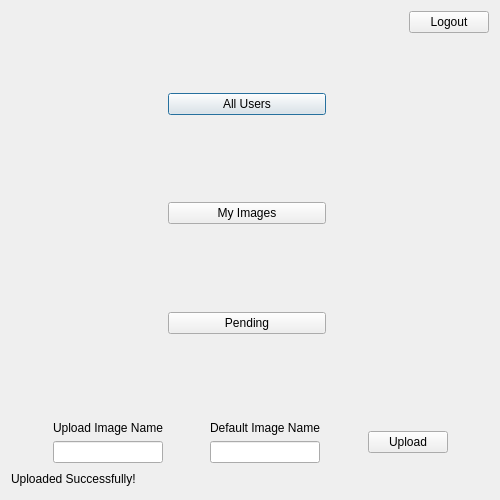
Qt form seconddialog.ui (hassan-kandil/DistImage) before a commit.
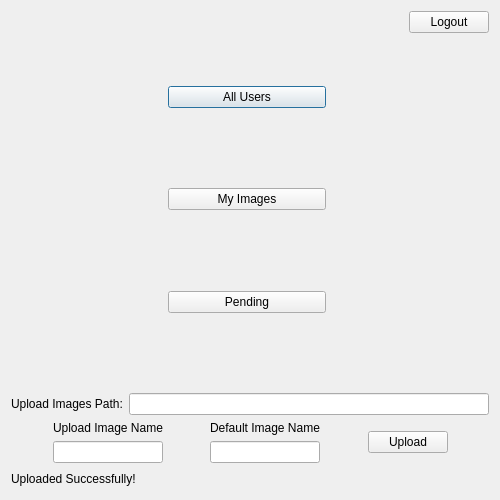
The same form after that commit.

Commit message: online and upload ref

Patch:
```diff
--- a/seconddialog.ui
+++ b/seconddialog.ui
@@ -179,6 +179,20 @@
      </item>
     </layout>
    </item>
+   <item>
+    <layout class="QHBoxLayout" name="horizontalLayout_5">
+     <item>
+      <widget class="QLabel" name="lbl_upload_path">
+       <property name="text">
+        <string>Upload Images Path:</string>
+       </property>
+      </widget>
+     </item>
+     <item>
+      <widget class="QLineEdit" name="line_upload_path"/>
+     </item>
+    </layout>
+   </item>
    <item>
     <layout class="QHBoxLayout" name="horizontalLayout_4">
      <item>
```
Left out of the diff: 26 changed lines with no effect on the pictures. The commit also changes 52 other files.
